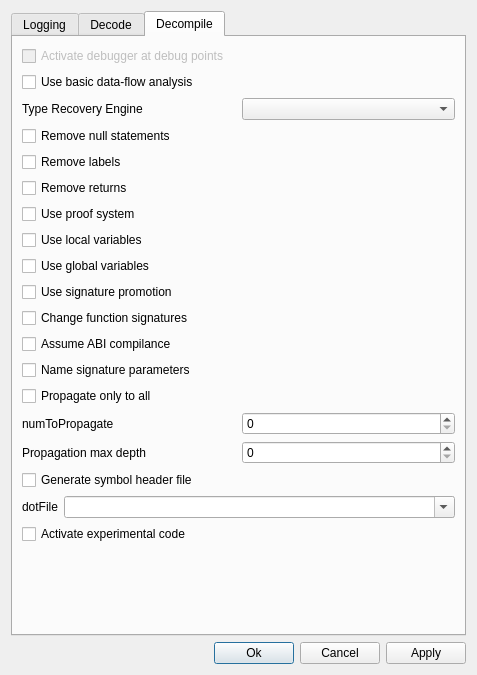
Before: the Qt Designer form src/boomerang-gui/SettingsDlg.ui in BoomerangDecompiler/boomerang, drawn with Qt 5.
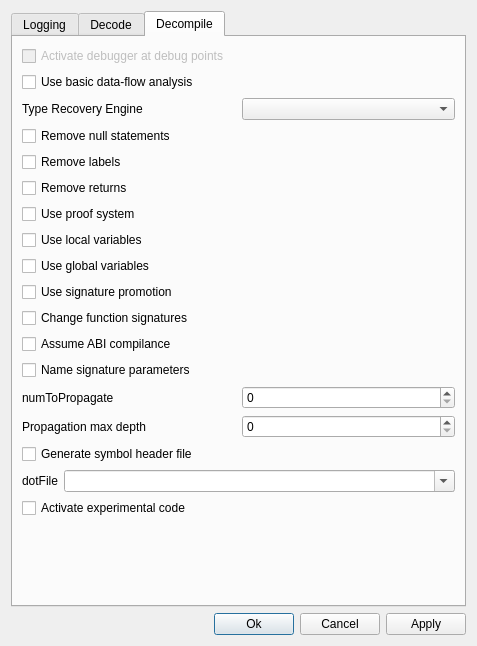
After: the same form once the commit is applied. The open tabs and pages were chosen to show the change.

What changed in the file:
```diff
--- a/src/boomerang-gui/SettingsDlg.ui
+++ b/src/boomerang-gui/SettingsDlg.ui
@@ -7,7 +7,7 @@
     <x>0</x>
     <y>0</y>
     <width>477</width>
-    <height>675</height>
+    <height>646</height>
    </rect>
   </property>
   <property name="windowTitle">
@@ -294,13 +294,6 @@
              </property>
             </widget>
            </item>
-           <item>
-            <widget class="QCheckBox" name="chkPropOnlyToAll">
-             <property name="text">
-              <string>Propagate only to all</string>
-             </property>
-            </widget>
-           </item>
            <item>
             <layout class="QHBoxLayout" name="hLayout_numToPropagate">
              <item>
```
